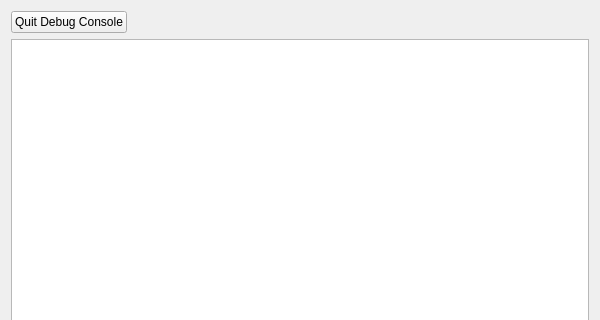
Above: debug_console.ui from KDE/kwin before the change; both pictures show x 0 to 600 and y 0 to 320 of the 600 by 600 pixel window. Below: the same form after it.
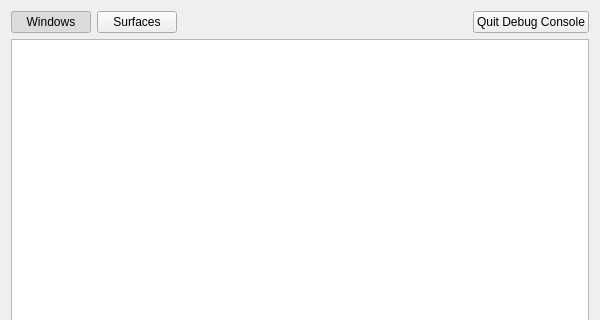
That is the form after the change.

Commit message: Add a surface tree to DebugConsole

The edit to the form file:
```diff
--- a/debug_console.ui
+++ b/debug_console.ui
@@ -17,9 +17,25 @@
    <item>
     <layout class="QHBoxLayout" name="horizontalLayout">
      <item>
-      <widget class="QPushButton" name="quitButton">
+      <widget class="QPushButton" name="windowsButton">
        <property name="text">
-        <string>Quit Debug Console</string>
+        <string>Windows</string>
+       </property>
+       <property name="checkable">
+        <bool>true</bool>
+       </property>
+       <property name="checked">
+        <bool>true</bool>
+       </property>
+      </widget>
+     </item>
+     <item>
+      <widget class="QPushButton" name="surfacesButton">
+       <property name="text">
+        <string>Surfaces</string>
+       </property>
+       <property name="checkable">
+        <bool>true</bool>
        </property>
       </widget>
      </item>
@@ -36,6 +52,13 @@
        </property>
       </spacer>
      </item>
+     <item>
+      <widget class="QPushButton" name="quitButton">
+       <property name="text">
+        <string>Quit Debug Console</string>
+       </property>
+      </widget>
+     </item>
     </layout>
    </item>
    <item>
```
The commit also changes 2 other files.
